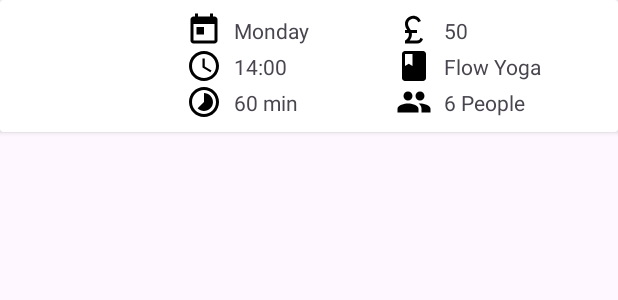
After one commit to zancheema/COMP1424-coursework, an Android app: the layout item_course_detail.xml on its own in the app's theme, with its tools: preview values and no code run, on a phone screen of 412 x 824 dp. The commit adds this screen. Shown: the top 300 px of the screen. Run offline under Robolectric (Android 15) with nearby library versions, the phone set to English and light mode, and no system bars.

Commit message:
course detail is persisted in sqlite

```diff
--- /dev/null
+++ b/UniversalYogaAdmin/app/src/main/res/drawable/baseline_access_time_24.xml
@@ -0,0 +1,6 @@
+<vector android:height="24dp" android:tint="#000000"
+    android:viewportHeight="24" android:viewportWidth="24"
+    android:width="24dp" xmlns:android="http://schemas.android.com/apk/res/android">
+    <path android:fillColor="@android:color/white" android:pathData="M11.99,2C6.47,2 2,6.48 2,12s4.47,10 9.99,10C17.52,22 22,17.52 22,12S17.52,2 11.99,2zM12,20c-4.42,0 -8,-3.58 -8,-8s3.58,-8 8,-8 8,3.58 8,8 -3.58,8 -8,8z"/>
+    <path android:fillColor="@android:color/white" android:pathData="M12.5,7H11v6l5.25,3.15 0.75,-1.23 -4.5,-2.67z"/>
+</vector>
--- /dev/null
+++ b/UniversalYogaAdmin/app/src/main/res/drawable/baseline_class_24.xml
@@ -0,0 +1,5 @@
+<vector android:height="24dp" android:tint="#000000"
+    android:viewportHeight="24" android:viewportWidth="24"
+    android:width="24dp" xmlns:android="http://schemas.android.com/apk/res/android">
+    <path android:fillColor="@android:color/white" android:pathData="M18,2H6c-1.1,0 -2,0.9 -2,2v16c0,1.1 0.9,2 2,2h12c1.1,0 2,-0.9 2,-2V4c0,-1.1 -0.9,-2 -2,-2zM6,4h5v8l-2.5,-1.5L6,12V4z"/>
+</vector>
--- /dev/null
+++ b/UniversalYogaAdmin/app/src/main/res/drawable/baseline_currency_pound_24.xml
@@ -0,0 +1,5 @@
+<vector android:height="24dp" android:tint="#000000"
+    android:viewportHeight="24" android:viewportWidth="24"
+    android:width="24dp" xmlns:android="http://schemas.android.com/apk/res/android">
+    <path android:fillColor="@android:color/white" android:pathData="M14,21c1.93,0 3.62,-1.17 4,-3l-1.75,-0.88C16,18.21 15.33,19 14,19l-4.9,0c0.83,-1 1.5,-2.34 1.5,-4c0,-0.35 -0.03,-0.69 -0.08,-1L14,14v-2l-4.18,0C9,10.42 8,9.6 8,8c0,-1.93 1.57,-3.5 3.5,-3.5c1.5,0 2.79,0.95 3.28,2.28L16.63,6c-0.8,-2.05 -2.79,-3.5 -5.13,-3.5C8.46,2.5 6,4.96 6,8c0,1.78 0.79,2.9 1.49,4L6,12v2l2.47,0c0.08,0.31 0.13,0.64 0.13,1c0,2.7 -2.6,4 -2.6,4v2H14z"/>
+</vector>
--- /dev/null
+++ b/UniversalYogaAdmin/app/src/main/res/drawable/baseline_people_24.xml
@@ -0,0 +1,5 @@
+<vector android:height="24dp" android:tint="#000000"
+    android:viewportHeight="24" android:viewportWidth="24"
+    android:width="24dp" xmlns:android="http://schemas.android.com/apk/res/android">
+    <path android:fillColor="@android:color/white" android:pathData="M16,11c1.66,0 2.99,-1.34 2.99,-3S17.66,5 16,5c-1.66,0 -3,1.34 -3,3s1.34,3 3,3zM8,11c1.66,0 2.99,-1.34 2.99,-3S9.66,5 8,5C6.34,5 5,6.34 5,8s1.34,3 3,3zM8,13c-2.33,0 -7,1.17 -7,3.5L1,19h14v-2.5c0,-2.33 -4.67,-3.5 -7,-3.5zM16,13c-0.29,0 -0.62,0.02 -0.97,0.05 1.16,0.84 1.97,1.97 1.97,3.45L17,19h6v-2.5c0,-2.33 -4.67,-3.5 -7,-3.5z"/>
+</vector>
--- /dev/null
+++ b/UniversalYogaAdmin/app/src/main/res/drawable/baseline_timelapse_24.xml
@@ -0,0 +1,5 @@
+<vector android:height="24dp" android:tint="#000000"
+    android:viewportHeight="24" android:viewportWidth="24"
+    android:width="24dp" xmlns:android="http://schemas.android.com/apk/res/android">
+    <path android:fillColor="@android:color/white" android:pathData="M16.24,7.76C15.07,6.59 13.54,6 12,6v6l-4.24,4.24c2.34,2.34 6.14,2.34 8.49,0 2.34,-2.34 2.34,-6.14 -0.01,-8.48zM12,2C6.48,2 2,6.48 2,12s4.48,10 10,10 10,-4.48 10,-10S17.52,2 12,2zM12,20c-4.42,0 -8,-3.58 -8,-8s3.58,-8 8,-8 8,3.58 8,8 -3.58,8 -8,8z"/>
+</vector>
--- /dev/null
+++ b/UniversalYogaAdmin/app/src/main/res/drawable/baseline_today_24.xml
@@ -0,0 +1,5 @@
+<vector android:height="24dp" android:tint="#000000"
+    android:viewportHeight="24" android:viewportWidth="24"
+    android:width="24dp" xmlns:android="http://schemas.android.com/apk/res/android">
+    <path android:fillColor="@android:color/white" android:pathData="M19,3h-1L18,1h-2v2L8,3L8,1L6,1v2L5,3c-1.11,0 -1.99,0.9 -1.99,2L3,19c0,1.1 0.89,2 2,2h14c1.1,0 2,-0.9 2,-2L21,5c0,-1.1 -0.9,-2 -2,-2zM19,19L5,19L5,8h14v11zM7,10h5v5L7,15z"/>
+</vector>
--- /dev/null
+++ b/UniversalYogaAdmin/app/src/main/res/layout/item_course_detail.xml
@@ -0,0 +1,133 @@
+<?xml version="1.0" encoding="utf-8"?>
+<androidx.cardview.widget.CardView xmlns:android="http://schemas.android.com/apk/res/android"
+    xmlns:app="http://schemas.android.com/apk/res-auto"
+    xmlns:tools="http://schemas.android.com/tools"
+    android:layout_width="match_parent"
+    android:layout_height="wrap_content">
+
+    <androidx.constraintlayout.widget.ConstraintLayout
+        android:padding="8dp"
+        android:layout_width="match_parent"
+        android:layout_height="match_parent">
+
+        <ImageView
+            android:id="@+id/imageView"
+            android:layout_width="wrap_content"
+            android:layout_height="wrap_content"
+            app:layout_constraintEnd_toStartOf="@+id/imageView6"
+            app:layout_constraintHorizontal_bias="0.5"
+            app:layout_constraintStart_toStartOf="parent"
+            app:layout_constraintTop_toTopOf="parent"
+            app:srcCompat="@drawable/baseline_today_24" />
+
+        <TextView
+            android:id="@+id/tvDayOfWeek"
+            android:layout_width="wrap_content"
+            android:layout_height="wrap_content"
+            android:layout_marginStart="8dp"
+            android:text="Monday"
+            app:layout_constraintBottom_toBottomOf="@+id/imageView"
+            app:layout_constraintStart_toEndOf="@+id/imageView"
+            app:layout_constraintTop_toTopOf="@+id/imageView" />
+
+        <ImageView
+            android:id="@+id/imageView2"
+            android:layout_width="wrap_content"
+            android:layout_height="wrap_content"
+            app:layout_constraintEnd_toStartOf="@+id/imageView7"
+            app:layout_constraintHorizontal_bias="0.5"
+            app:layout_constraintStart_toStartOf="parent"
+            app:layout_constraintTop_toBottomOf="@+id/imageView"
+            app:srcCompat="@drawable/baseline_access_time_24" />
+
+        <TextView
+            android:id="@+id/tvCourseTime"
+            android:layout_width="wrap_content"
+            android:layout_height="wrap_content"
+            android:layout_marginStart="8dp"
+            android:text="14:00"
+            app:layout_constraintBottom_toBottomOf="@+id/imageView2"
+            app:layout_constraintStart_toEndOf="@+id/imageView2"
+            app:layout_constraintTop_toBottomOf="@+id/imageView" />
+
+        <ImageView
+            android:id="@+id/imageView3"
+            android:layout_width="wrap_content"
+            android:layout_height="wrap_content"
+            app:layout_constraintEnd_toStartOf="@+id/imageView5"
+            app:layout_constraintHorizontal_bias="0.5"
+            app:layout_constraintStart_toStartOf="parent"
+            app:layout_constraintTop_toBottomOf="@+id/imageView2"
+            app:srcCompat="@drawable/baseline_timelapse_24" />
+
+        <TextView
+            android:id="@+id/tvCourseDuration"
+            android:layout_width="wrap_content"
+            android:layout_height="wrap_content"
+            android:layout_marginStart="8dp"
+            android:text="60 min"
+            app:layout_constraintBottom_toBottomOf="@+id/imageView3"
+            app:layout_constraintStart_toEndOf="@+id/imageView3"
+            app:layout_constraintTop_toTopOf="@+id/imageView3" />
+
+        <ImageView
+            android:id="@+id/imageView5"
+            android:layout_width="wrap_content"
+            android:layout_height="wrap_content"
+            app:layout_constraintEnd_toEndOf="parent"
+            app:layout_constraintHorizontal_bias="0.5"
+            app:layout_constraintStart_toEndOf="@+id/imageView3"
+            app:layout_constraintTop_toBottomOf="@+id/imageView7"
+            app:srcCompat="@drawable/baseline_people_24" />
+
+        <TextView
+            android:id="@+id/tvCourseCapacity"
+            android:layout_width="wrap_content"
+            android:layout_height="wrap_content"
+            android:layout_marginStart="8dp"
+            android:text="6 People"
+            app:layout_constraintBottom_toBottomOf="@+id/imageView5"
+            app:layout_constraintStart_toEndOf="@+id/imageView5"
+            app:layout_constraintTop_toTopOf="@+id/imageView5" />
+
+        <TextView
+            android:id="@+id/tvPricePerClass"
+            android:layout_width="wrap_content"
+            android:layout_height="wrap_content"
+            android:layout_marginStart="8dp"
+            android:text="50"
+            app:layout_constraintBottom_toBottomOf="@+id/imageView6"
+            app:layout_constraintStart_toEndOf="@+id/imageView6"
+            app:layout_constraintTop_toTopOf="@+id/imageView6" />
+
+        <ImageView
+            android:id="@+id/imageView6"
+            android:layout_width="wrap_content"
+            android:layout_height="wrap_content"
+            app:layout_constraintEnd_toEndOf="parent"
+            app:layout_constraintHorizontal_bias="0.5"
+            app:layout_constraintStart_toEndOf="@+id/imageView"
+            app:layout_constraintTop_toTopOf="parent"
+            app:srcCompat="@drawable/baseline_currency_pound_24" />
+
+        <TextView
+            android:id="@+id/tvClassType"
+            android:layout_width="wrap_content"
+            android:layout_height="wrap_content"
+            android:layout_marginStart="8dp"
+            android:text="Flow Yoga"
+            app:layout_constraintBottom_toBottomOf="@+id/imageView7"
+            app:layout_constraintStart_toEndOf="@+id/imageView7"
+            app:layout_constraintTop_toTopOf="@+id/imageView7" />
+
+        <ImageView
+            android:id="@+id/imageView7"
+            android:layout_width="wrap_content"
+            android:layout_height="wrap_content"
+            app:layout_constraintEnd_toEndOf="parent"
+            app:layout_constraintHorizontal_bias="0.5"
+            app:layout_constraintStart_toEndOf="@+id/imageView2"
+            app:layout_constraintTop_toBottomOf="@+id/imageView6"
+            app:srcCompat="@drawable/baseline_class_24" />
+    </androidx.constraintlayout.widget.ConstraintLayout>
+</androidx.cardview.widget.CardView>
```
Also changed, not shown: UniversalYogaAdmin/app/src/main/AndroidManifest.xml (+5 -3 lines), UniversalYogaAdmin/app/src/main/java/com/zancheema/comp1424/universalyoga/universalyoga/admin/CourseDetailsActivity.java (added, +14 -0 lines), UniversalYogaAdmin/app/src/main/java/com/zancheema/comp1424/universalyoga/universalyoga/admin/EnterCourseDetailsActivity.java (+28 -0 lines), UniversalYogaAdmin/app/src/main/java/com/zancheema/comp1424/universalyoga/universalyoga/admin/db/CourseDetail.java (added, +90 -0 lines), UniversalYogaAdmin/app/src/main/java/com/zancheema/comp1424/universalyoga/universalyoga/admin/db/CourseDetailDao.java (added, +65 -0 lines), UniversalYogaAdmin/app/src/main/java/com/zancheema/comp1424/universalyoga/universalyoga/admin/db/YogaAdminDbHelper.java (added, +32 -0 lines), UniversalYogaAdmin/app/src/main/res/layout/activity_course_details.xml (added, +9 -0 lines), UniversalYogaAdmin/app/src/main/res/layout/activity_enter_course_details.xml (+7 -7 lines).
